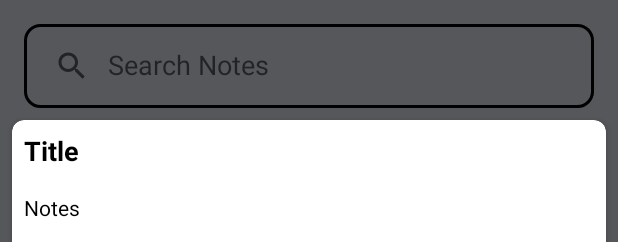
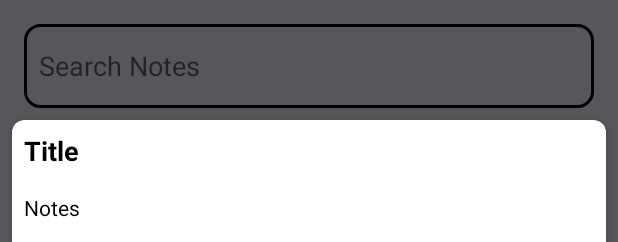
Before and after one commit to SHabaj-dev/Notes, an Android app: the layout activity_main.xml on its own in the app's theme, with its tools: preview values and no code run, on a phone screen of 412 x 824 dp. Shown: the top 242 px of the screen. Run offline under Robolectric (Android 15) with nearby library versions, the phone set to English and light mode, and no system bars.

Commit message:
Added Auto Search View

```diff
--- a/app/src/main/res/layout/activity_main.xml
+++ b/app/src/main/res/layout/activity_main.xml
@@ -20,15 +20,17 @@
         android:elevation="10dp"
         android:focusable="true" />
 
-    <SearchView
+    <AutoCompleteTextView
         android:id="@+id/sv_search_notes"
         android:layout_width="0dp"
         android:layout_height="?attr/actionBarSize"
         android:layout_margin="16dp"
         android:elevation="20dp"
+        android:hint="@string/search_notes"
+        android:padding="10dp"
         android:background="@drawable/backround_shape"
         android:iconifiedByDefault="false"
-        android:queryHint="@string/search_notes"
+        android:singleLine="true"
         app:layout_constraintEnd_toEndOf="parent"
         app:layout_constraintStart_toStartOf="parent"
         app:layout_constraintTop_toTopOf="parent" />
```
Also changed, not shown: app/src/main/java/com/sbz/notes/MainActivity.kt (+23 -10 lines).
